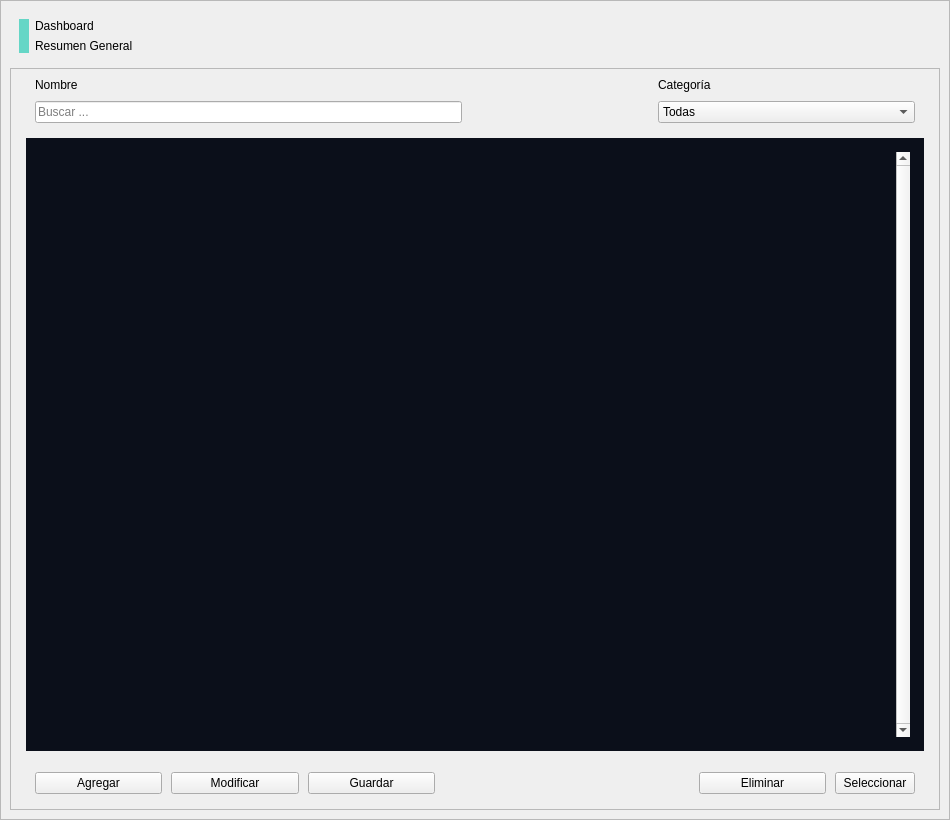
DemonSlayer5768/BioImageOptimizer, file ui/pages/Tfrm_Galeria.ui: the form before one commit.
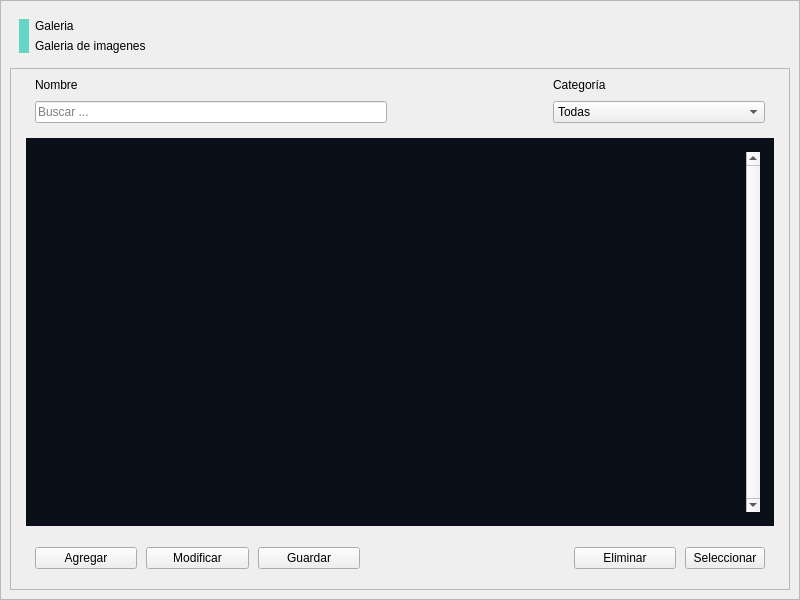
The form after the commit. Icons and pictures are not drawn.

Patch:
```diff
--- a/ui/pages/Tfrm_Galeria.ui
+++ b/ui/pages/Tfrm_Galeria.ui
@@ -6,8 +6,8 @@
    <rect>
     <x>0</x>
     <y>0</y>
-    <width>950</width>
-    <height>820</height>
+    <width>800</width>
+    <height>600</height>
    </rect>
   </property>
   <property name="sizePolicy">
@@ -16,12 +16,6 @@
     <verstretch>0</verstretch>
    </sizepolicy>
   </property>
-  <property name="minimumSize">
-   <size>
-    <width>950</width>
-    <height>820</height>
-   </size>
-  </property>
   <property name="windowTitle">
    <string>Form</string>
   </property>
@@ -49,12 +43,6 @@
        <verstretch>0</verstretch>
       </sizepolicy>
      </property>
-     <property name="minimumSize">
-      <size>
-       <width>950</width>
-       <height>820</height>
-      </size>
-     </property>
      <property name="styleSheet">
       <string notr="true"/>
      </property>
@@ -119,7 +107,7 @@
               <string notr="true"/>
              </property>
              <property name="text">
-              <string>Dashboard</string>
+              <string>Galeria</string>
              </property>
              <property name="cssClass" stdset="0">
               <string>Tittle</string>
@@ -132,7 +120,7 @@
               <string notr="true"/>
              </property>
              <property name="text">
-              <string>Resumen General</string>
+              <string>Galeria de imagenes</string>
              </property>
              <property name="cssClass" stdset="0">
               <string>Description</string>
@@ -374,7 +362,7 @@
             <number>9</number>
            </property>
            <property name="bottomMargin">
-            <number>15</number>
+            <number>20</number>
            </property>
            <item>
             <widget class="QPushButton" name="btn_abrir">
```
